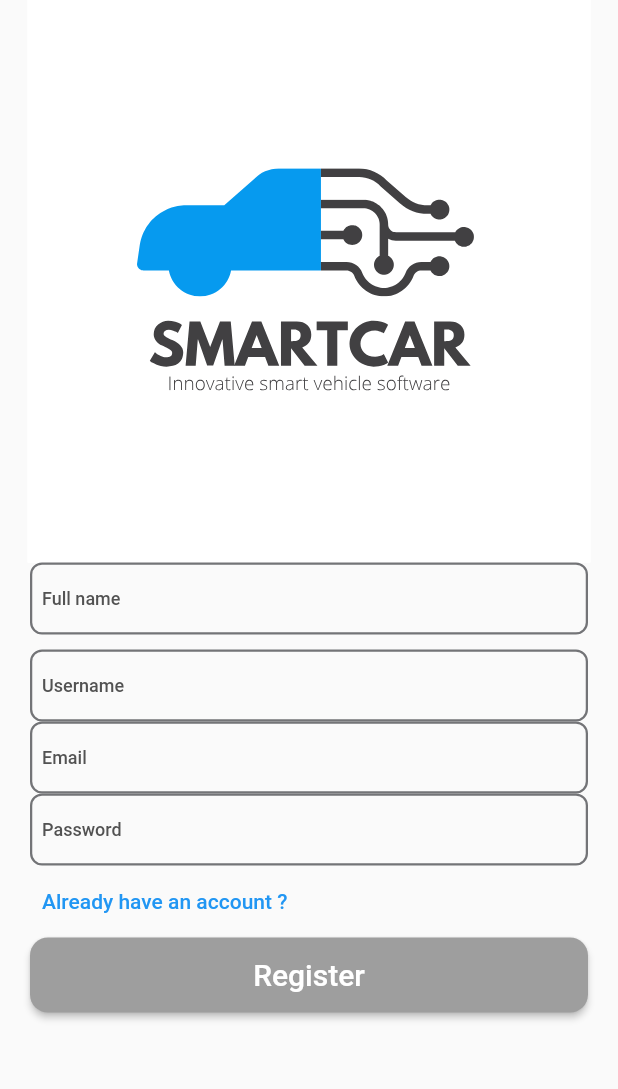
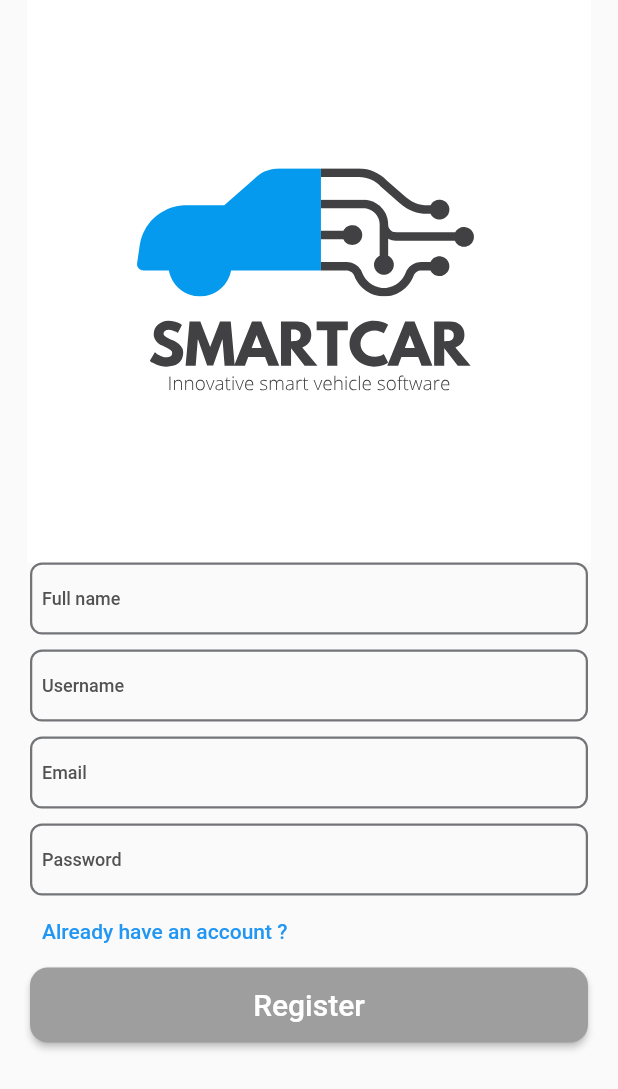
Before and after one commit to NEXTTTTTTT/FOTA-MOBILE-APP, a Flutter app: the RegisterView screen opened by its route, on a phone screen of 412 x 824 dp. Shown: the top 1089 px of the screen. Run offline on Flutter 3.47's test engine with Material 2 defaults, Android fonts, the light colour scheme and no system bars; our stand-ins replace dartz, data_connection_checker, device_info, dio, flutter_svg, freezed_annotation and 5 more; accounts and stored records are empty; generated files the repository leaves out were written again; project files that could hold a hidden picture were left out.

Commit message:
finish register screen

```diff
--- a/lib/presentation/register/register_view.dart
+++ b/lib/presentation/register/register_view.dart
@@ -38,13 +38,13 @@ class _RegisterViewState extends State<RegisterView> {
       _registerViewModel.setFullname(_fullnameContoller.text);
     });
     _usernameContoller.addListener(() {
-      _registerViewModel.setFullname(_usernameContoller.text);
+      _registerViewModel.setUserName(_usernameContoller.text);
     });
     _emailContoller.addListener(() {
-      _registerViewModel.setFullname(_emailContoller.text);
+      _registerViewModel.setEmail(_emailContoller.text);
     });
     _passwordContoller.addListener(() {
-      _registerViewModel.setFullname(_passwordContoller.text);
+      _registerViewModel.setPassword(_passwordContoller.text);
     });
 
     _registerViewModel.registerSuccessfullyStreamController.stream
@@ -75,12 +75,13 @@ class _RegisterViewState extends State<RegisterView> {
           stream: _registerViewModel.outputState,
           builder: ((context, snapshot) {
             return snapshot.data?.getScreenWidget(context, _getContentWidget(),
-                () => _registerViewModel.register())??_getContentWidget();
+                    () => _registerViewModel.register()) ??
+                _getContentWidget();
           })),
     );
   }
 
-   Widget _getContentWidget() {
+  Widget _getContentWidget() {
     return SingleChildScrollView(
       child: Form(
         key: _formKey,
@@ -109,7 +110,7 @@ class _RegisterViewState extends State<RegisterView> {
             const SizedBox(
               height: AppSize.s10,
             ),
-               Padding(
+            Padding(
               padding: const EdgeInsets.symmetric(horizontal: AppPadding.p20),
               child: StreamBuilder<bool>(
                 stream: _registerViewModel.outputUserNameIsValid,
@@ -128,7 +129,12 @@ class _RegisterViewState extends State<RegisterView> {
                 },
               ),
             ),
-               Padding(
+            const SizedBox(
+              height: AppSize.s10,
+            ),
+
+            //* Email Input
+            Padding(
               padding: const EdgeInsets.symmetric(horizontal: AppPadding.p20),
               child: StreamBuilder<bool>(
                 stream: _registerViewModel.outputEmailIsValid,
@@ -146,6 +152,9 @@ class _RegisterViewState extends State<RegisterView> {
                   );
                 },
               ),
+            ),
+            const SizedBox(
+              height: AppSize.s10,
             ),
             Padding(
               padding: const EdgeInsets.symmetric(horizontal: AppPadding.p20),
```
